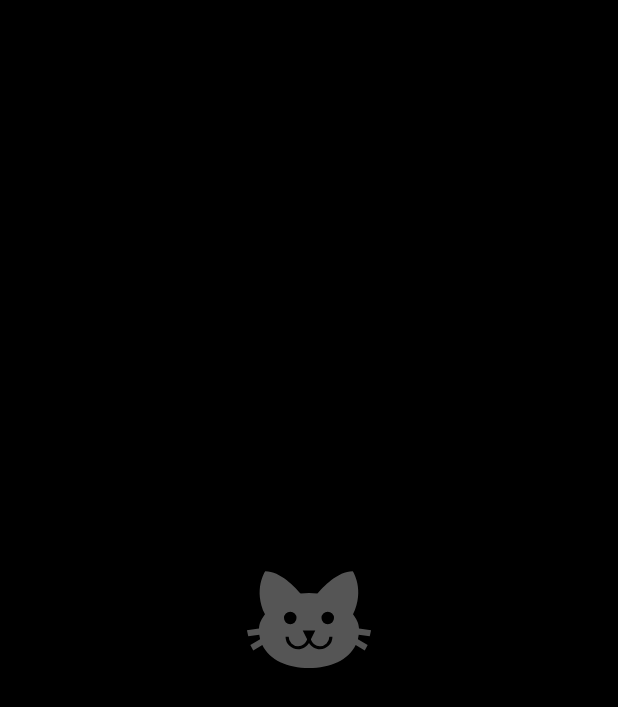
After one commit to Zuhair-Kj/Catastrophic-app, an Android app: the layout fragment_details.xml on its own in the app's theme, with its tools: preview values and no code run, on a phone screen of 412 x 824 dp. The commit adds this screen. Shown: the top 707 px of the screen. Run offline under Robolectric (Android 15) with nearby library versions, the phone set to English and light mode, and no system bars.

Commit message:
Details fragment with shared element transition + safe arguments

```diff
--- a/app/build.gradle
+++ b/app/build.gradle
@@ -2,6 +2,7 @@ apply plugin: 'com.android.application'
 apply plugin: 'kotlin-android'
 apply plugin: 'kotlin-android-extensions'
 apply plugin: 'kotlin-kapt'
+apply plugin: "androidx.navigation.safeargs.kotlin"
 
 android {
     compileSdkVersion 29
--- a/app/src/main/res/values/styles.xml
+++ b/app/src/main/res/values/styles.xml
@@ -5,6 +5,7 @@
         <item name="colorPrimary">@color/colorPrimary</item>
         <item name="colorPrimaryDark">@color/colorPrimaryDark</item>
         <item name="colorAccent">@color/colorAccent</item>
+        <item name="android:windowContentTransitions">true</item>
     </style>
 
 </resources>
--- a/browsing/build.gradle
+++ b/browsing/build.gradle
@@ -2,6 +2,7 @@ apply plugin: 'com.android.library'
 apply plugin: 'kotlin-android'
 apply plugin: 'kotlin-kapt'
 apply plugin: 'kotlin-android-extensions'
+apply plugin: "androidx.navigation.safeargs.kotlin"
 
 android {
     compileSdkVersion 29
@@ -67,6 +68,8 @@ dependencies {
 
     implementation "androidx.room:room-runtime:2.2.5"
     kapt "androidx.room:room-compiler:2.2.5"
+    implementation "androidx.navigation:navigation-fragment-ktx:2.3.2"
+    implementation "androidx.navigation:navigation-ui-ktx:2.3.2"
 
 //    testImplementation 'junit:junit:4.12'
 //    androidTestImplementation 'androidx.test.ext:junit:1.1.1'
--- /dev/null
+++ b/browsing/src/main/res/layout/fragment_details.xml
@@ -0,0 +1,27 @@
+<?xml version="1.0" encoding="utf-8"?>
+<layout>
+    <data>
+        <variable name="imageUrl" type="String" />
+    </data>
+    <androidx.constraintlayout.widget.ConstraintLayout
+        xmlns:android="http://schemas.android.com/apk/res/android"
+        xmlns:app="http://schemas.android.com/apk/res-auto"
+        xmlns:binding="http://schemas.android.com/apk/res-auto"
+        xmlns:tools="http://schemas.android.com/tools"
+        android:layout_width="match_parent"
+        android:layout_height="match_parent"
+        android:background="@color/black">
+
+        <androidx.appcompat.widget.AppCompatImageView
+            android:id="@+id/image"
+            android:layout_width="match_parent"
+            android:layout_height="wrap_content"
+            app:layout_constraintTop_toTopOf="parent"
+            app:layout_constraintBottom_toBottomOf="parent"
+            android:scaleType="center"
+            tools:src="@drawable/ic_cat_placeholder"
+            binding:placeholder="@{@drawable/ic_cat_placeholder}"
+            binding:imageUrl="@{imageUrl}"/>
+
+    </androidx.constraintlayout.widget.ConstraintLayout>
+</layout>
--- a/browsing/src/main/res/layout/item_cat.xml
+++ b/browsing/src/main/res/layout/item_cat.xml
@@ -11,6 +11,7 @@
         android:layout_height="wrap_content"
         app:cardCornerRadius="4dp">
         <androidx.appcompat.widget.AppCompatImageView
+            android:id="@+id/image"
             android:layout_width="match_parent"
             android:layout_height="match_parent"
             android:scaleType="centerCrop"
--- a/build.gradle
+++ b/build.gradle
@@ -1,6 +1,7 @@
 // Top-level build file where you can add configuration options common to all sub-projects/modules.
 buildscript {
     ext.kotlin_version = "1.3.72"
+    ext.nav_version = "2.3.2"
     repositories {
         google()
         jcenter()
@@ -8,6 +9,7 @@ buildscript {
     dependencies {
         classpath "com.android.tools.build:gradle:4.0.2"
         classpath "org.jetbrains.kotlin:kotlin-gradle-plugin:$kotlin_version"
+        classpath "androidx.navigation:navigation-safe-args-gradle-plugin:$nav_version"
 
         // NOTE: Do not place your application dependencies here; they belong
         // in the individual module build.gradle files
--- /dev/null
+++ b/core/src/main/res/values/strings.xml
@@ -0,0 +1,4 @@
+<?xml version="1.0" encoding="utf-8"?>
+<resources>
+    <string name="image_transition_name">hero_image_%1$s</string>
+</resources>
```
Also changed, not shown: app/src/main/res/navigation/main_graph.xml (deleted, +0 -9 lines), browsing/src/main/java/com/example/browsing/BrowseCatsFragment.kt (renamed from browsing/src/main/java/com/example/browsing/BrowsCatsFragment.kt, +61 -10 lines), browsing/src/main/java/com/example/browsing/CatViewHolder.kt (+8 -1 lines), browsing/src/main/java/com/example/browsing/DetailsFragment.kt (added, +40 -0 lines), browsing/src/main/res/navigation/main_graph.xml (added, +23 -0 lines).
